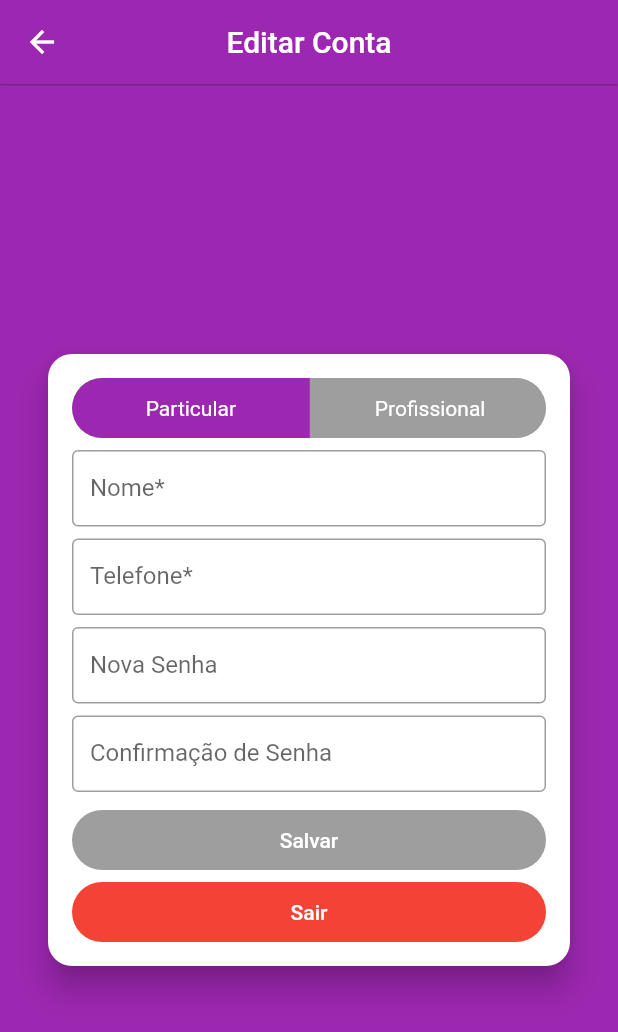
After one commit to Gustakitos/XLO_Clone, a Flutter app: the EditAccountScreen screen opened directly, on a phone screen of 412 x 824 dp. The commit adds this screen. Shown: the top 1032 px of the screen. Run offline on Flutter 3.47's test engine with Material 2 defaults, Android fonts, the phone set to English and light mode, and no system bars; drawn by our look-alikes of toggle_switch; our stand-ins replace brasil_fields, cached_network_image, carousel_pro, dio, flutter_mobx, get_it and 6 more; accounts and stored records are empty; generated files the repository leaves out were written again; network calls fail; statements that could not run were skipped.

Commit message:
added form to edit account with validations

```diff
--- a/lib/screens/account/account_screen.dart
+++ b/lib/screens/account/account_screen.dart
@@ -1,6 +1,7 @@
 import 'package:flutter/material.dart';
 import 'package:get_it/get_it.dart';
 import 'package:xlo_mobx/components/customDrawer/custom_drawer.dart';
+import 'package:xlo_mobx/screens/edit_account/edit_account_screen.dart';
 import 'package:xlo_mobx/screens/myads/myads_screen.dart';
 import 'package:xlo_mobx/stores/user_manager_store.dart';
 
@@ -54,7 +55,10 @@ class AccountScreen extends StatelessWidget {
                     Align(
                       alignment: Alignment.topRight,
                       child: FlatButton(
-                        onPressed: () {},
+                        onPressed: () {
+                          Navigator.of(context).push(MaterialPageRoute(
+                              builder: (_) => EditAccountScreen()));
+                        },
                         child: Text('EDITAR'),
                         textColor: Colors.purple,
                       ),
--- /dev/null
+++ b/lib/screens/edit_account/edit_account_screen.dart
@@ -0,0 +1,150 @@
+import 'package:brasil_fields/brasil_fields.dart';
+import 'package:flutter/material.dart';
+import 'package:flutter/services.dart';
+import 'package:flutter_mobx/flutter_mobx.dart';
+import 'package:toggle_switch/toggle_switch.dart';
+import 'package:xlo_mobx/stores/edit_account_store.dart';
+
+class EditAccountScreen extends StatelessWidget {
+  final EditAccountStore store = EditAccountStore();
+
+  @override
+  Widget build(BuildContext context) {
+    return Scaffold(
+      appBar: AppBar(
+        title: Text('Editar Conta'),
+        centerTitle: true,
+      ),
+      body: Center(
+        child: SingleChildScrollView(
+          child: Card(
+            margin: EdgeInsets.symmetric(horizontal: 32),
+            shape: RoundedRectangleBorder(
+              borderRadius: BorderRadius.circular(16),
+            ),
+            elevation: 8,
+            child: Padding(
+              padding: EdgeInsets.all(16),
+              child: Column(
+                mainAxisSize: MainAxisSize.min,
+                crossAxisAlignment: CrossAxisAlignment.stretch,
+                children: [
+                  LayoutBuilder(
+                    builder: (_, BoxConstraints constraints) {
+                      print(constraints.biggest.width);
+                      print(constraints.maxWidth);
+                      return ToggleSwitch(
+                        minWidth: (constraints.maxWidth.toInt() + 1) / 2,
+                        labels: ['Particular', 'Profissional'],
+                        cornerRadius: 20,
+                        totalSwitches: 2,
+                        activeBgColor: [Colors.purple],
+                        inactiveBgColor: Colors.grey,
+                        activeFgColor: Colors.white,
+                        inactiveFgColor: Colors.white,
+                        initialLabelIndex: 0,
+                        onToggle: store.setUserType,
+                      );
+                    },
+                  ),
+                  SizedBox(
+                    height: 8,
+                  ),
+                  Observer(builder: (_) {
+                    return TextFormField(
+                      decoration: InputDecoration(
+                        border: OutlineInputBorder(),
+                        isDense: true,
+                        labelText: 'Nome*',
+                        errorText: store.nameError,
+                      ),
+                      onChanged: store.setName,
+                    );
+                  }),
+                  SizedBox(
+                    height: 8,
+                  ),
+                  Observer(builder: (_) {
+                    return TextFormField(
+                      onChanged: store.setPhone,
+                      decoration: InputDecoration(
+                        border: OutlineInputBorder(),
+                        isDense: true,
+                        labelText: 'Telefone*',
+                        errorText: store.phoneError,
+                      ),
+                      keyboardType: TextInputType.phone,
+                      inputFormatters: [
+                        FilteringTextInputFormatter.digitsOnly,
+                        TelefoneInputFormatter(),
+                      ],
+                    );
+                  }),
+                  SizedBox(
+                    height: 8,
+                  ),
+                  TextFormField(
+                    onChanged: store.setPassword,
+                    decoration: InputDecoration(
+                      border: OutlineInputBorder(),
+                      isDense: true,
+                      labelText: 'Nova Senha',
+                    ),
+                  ),
+                  SizedBox(
+                    height: 8,
+                  ),
+                  Observer(builder: (_) {
+                    return TextFormField(
+                      onChanged: store.setPasswordConfirmation,
+                      decoration: InputDecoration(
+                        border: OutlineInputBorder(),
+                        isDense: true,
+                        labelText: 'Confirmação de Senha',
+                        errorText: store.passConfirmError,
+                      ),
+                    );
+                  }),
+                  SizedBox(
+                    height: 12,
+                  ),
+                  Observer(builder: (_) {
+                    return SizedBox(
+                      height: 40,
+                      child: RaisedButton(
+                        shape: RoundedRectangleBorder(
+                          borderRadius: BorderRadius.circular(20),
+                        ),
+                        color: Colors.orange,
+                        elevation: 0,
+                        textColor: Colors.white,
+                        child: Text('Salvar'),
+                        onPressed: store.isFormValid ? () {} : null,
+                      ),
+                    );
+                  }),
+                  SizedBox(
+                    height: 8,
+                  ),
+                  SizedBox(
+                    height: 40,
+                    child: RaisedButton(
+                      shape: RoundedRectangleBorder(
+                        borderRadius: BorderRadius.circular(20),
+                      ),
+                      color: Colors.red,
+                      textColor: Colors.white,
+                      elevation: 0,
+                      child: Text('Sair'),
+                      onPressed: () {},
+                    ),
+                  ),
+                ],
+              ),
+            ),
+          ),
+        ),
+      ),
+    );
+  }
+}
--- a/pubspec.yaml
+++ b/pubspec.yaml
@@ -42,6 +42,7 @@ dependencies:
   carousel_pro: ^1.0.0
   readmore: ^2.0.1
   url_launcher: ^5.7.10
+  toggle_switch: ^1.2.0
 
   flutter_localizations:
     sdk: flutter
```
Also changed, not shown: lib/stores/edit_account_store.dart (added, +61 -0 lines), lib/stores/edit_account_store.g.dart (added), pubspec.lock.
